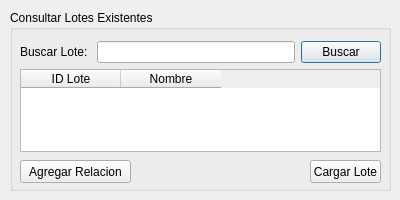
This is ui/dialogs/lote_dialog.ui in franciscocontreras93/agrae as Qt 5 draws it before an edit. The edited form follows.
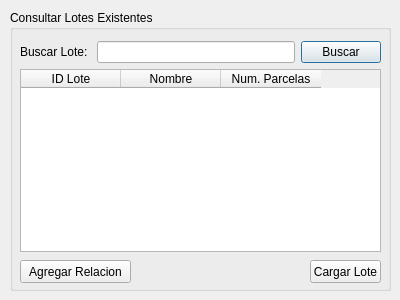
This is the edited form.

```diff
--- a/ui/dialogs/lote_dialog.ui
+++ b/ui/dialogs/lote_dialog.ui
@@ -7,7 +7,7 @@
     <x>0</x>
     <y>0</y>
     <width>400</width>
-    <height>200</height>
+    <height>300</height>
    </rect>
   </property>
   <property name="minimumSize">
@@ -19,7 +19,7 @@
   <property name="maximumSize">
    <size>
     <width>400</width>
-    <height>200</height>
+    <height>300</height>
    </size>
   </property>
   <property name="windowTitle">
@@ -31,7 +31,7 @@
      <x>10</x>
      <y>10</y>
      <width>381</width>
-     <height>181</height>
+     <height>281</height>
     </rect>
    </property>
    <property name="title">
@@ -43,7 +43,7 @@
       <x>10</x>
       <y>31</y>
       <width>361</width>
-      <height>111</height>
+      <height>211</height>
      </rect>
     </property>
     <layout class="QGridLayout" name="gridLayout">
@@ -79,6 +79,11 @@
          <string>Nombre</string>
         </property>
        </column>
+       <column>
+        <property name="text">
+         <string>Num. Parcelas</string>
+        </property>
+       </column>
       </widget>
      </item>
     </layout>
@@ -87,7 +92,7 @@
     <property name="geometry">
      <rect>
       <x>300</x>
-      <y>150</y>
+      <y>250</y>
       <width>71</width>
       <height>23</height>
      </rect>
@@ -100,7 +105,7 @@
     <property name="geometry">
      <rect>
       <x>10</x>
-      <y>150</y>
+      <y>250</y>
       <width>111</width>
       <height>23</height>
      </rect>
```
